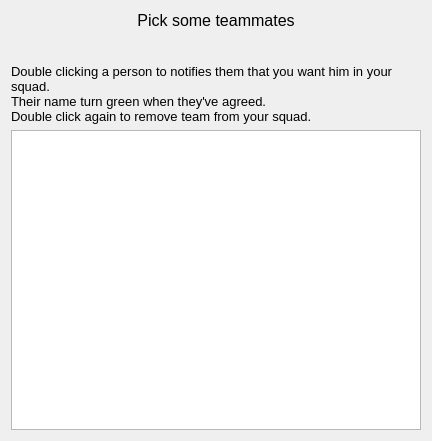
Before: the Qt Designer form src/_res/galacticwar/teams.ui in FAForever/client, drawn with Qt 5.
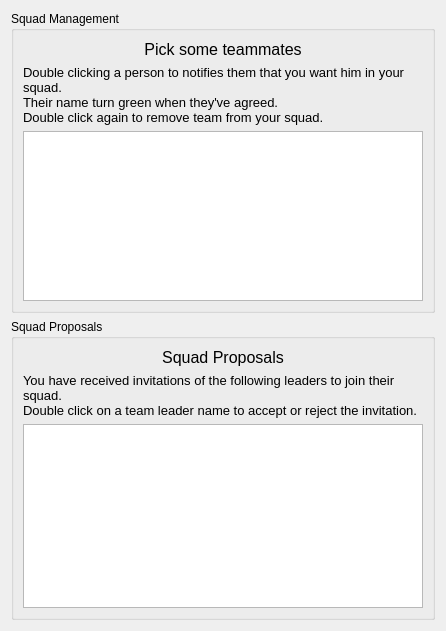
After: the same form once the commit is applied.

Commit message: Better team proposal management.

What changed in the file:
```diff
--- a/src/_res/galacticwar/teams.ui
+++ b/src/_res/galacticwar/teams.ui
@@ -6,99 +6,236 @@
    <rect>
     <x>0</x>
     <y>0</y>
-    <width>432</width>
-    <height>441</height>
+    <width>446</width>
+    <height>631</height>
    </rect>
   </property>
   <property name="windowTitle">
    <string>Make a squad!</string>
   </property>
-  <layout class="QGridLayout" name="gridLayout_2">
-   <item row="0" column="3">
-    <widget class="QLabel" name="labelTeammate">
-     <property name="font">
-      <font>
-       <family>Segoe UI</family>
-       <pointsize>12</pointsize>
-      </font>
+  <layout class="QGridLayout" name="gridLayout_3">
+   <item row="0" column="0">
+    <widget class="QGroupBox" name="groupBox_2">
+     <property name="title">
+      <string>Squad Management</string>
      </property>
-     <property name="text">
-      <string>Pick some teammates</string>
-     </property>
-     <property name="alignment">
-      <set>Qt::AlignHCenter|Qt::AlignTop</set>
-     </property>
-    </widget>
-   </item>
-   <item row="2" column="3">
-    <widget class="QListWidget" name="playerList">
-     <property name="minimumSize">
-      <size>
-       <width>350</width>
-       <height>100</height>
-      </size>
-     </property>
-     <property name="maximumSize">
-      <size>
-       <width>450</width>
-       <height>300</height>
-      </size>
-     </property>
-     <property name="focusPolicy">
-      <enum>Qt::NoFocus</enum>
-     </property>
-     <property name="autoScrollMargin">
-      <number>16</number>
-     </property>
-     <property name="showDropIndicator" stdset="0">
-      <bool>false</bool>
-     </property>
-     <property name="dragDropMode">
-      <enum>QAbstractItemView::NoDragDrop</enum>
-     </property>
-     <property name="selectionMode">
-      <enum>QAbstractItemView::SingleSelection</enum>
-     </property>
-     <property name="iconSize">
-      <size>
-       <width>32</width>
-       <height>32</height>
-      </size>
-     </property>
-     <property name="verticalScrollMode">
-      <enum>QAbstractItemView::ScrollPerPixel</enum>
-     </property>
-     <property name="movement">
-      <enum>QListView::Snap</enum>
-     </property>
-     <property name="sortingEnabled">
+     <property name="flat">
       <bool>true</bool>
      </property>
-    </widget>
-   </item>
-   <item row="1" column="3">
-    <widget class="QLabel" name="label_2">
-     <property name="font">
-      <font>
-       <family>Segoe UI</family>
-       <pointsize>10</pointsize>
-      </font>
-     </property>
-     <property name="text">
-      <string>&lt;!DOCTYPE HTML PUBLIC &quot;-//W3C//DTD HTML 4.0//EN&quot; &quot;http://www.w3.org/TR/REC-html40/strict.dtd&quot;&gt;
+     <layout class="QGridLayout" name="gridLayout">
+      <item row="0" column="0">
+       <widget class="QLabel" name="labelTeammate">
+        <property name="font">
+         <font>
+          <family>Segoe UI</family>
+          <pointsize>12</pointsize>
+         </font>
+        </property>
+        <property name="text">
+         <string>Pick some teammates</string>
+        </property>
+        <property name="alignment">
+         <set>Qt::AlignHCenter|Qt::AlignTop</set>
+        </property>
+       </widget>
+      </item>
+      <item row="1" column="0">
+       <widget class="QLabel" name="label_2">
+        <property name="font">
+         <font>
+          <family>Segoe UI</family>
+          <pointsize>10</pointsize>
+         </font>
+        </property>
+        <property name="text">
+         <string>&lt;!DOCTYPE HTML PUBLIC &quot;-//W3C//DTD HTML 4.0//EN&quot; &quot;http://www.w3.org/TR/REC-html40/strict.dtd&quot;&gt;
 &lt;html&gt;&lt;head&gt;&lt;meta name=&quot;qrichtext&quot; content=&quot;1&quot; /&gt;&lt;style type=&quot;text/css&quot;&gt;
 p, li { white-space: pre-wrap; }
 &lt;/style&gt;&lt;/head&gt;&lt;body style=&quot; font-family:'Segoe UI'; font-size:10pt; font-weight:400; font-style:normal;&quot;&gt;
 &lt;p style=&quot; margin-top:0px; margin-bottom:0px; margin-left:0px; margin-right:0px; -qt-block-indent:0; text-indent:0px;&quot;&gt;Double clicking a person to notifies them that you want him in your squad. &lt;/p&gt;
 &lt;p style=&quot; margin-top:0px; margin-bottom:0px; margin-left:0px; margin-right:0px; -qt-block-indent:0; text-indent:0px;&quot;&gt;Their name turn green when they've agreed.&lt;/p&gt;
 &lt;p style=&quot; margin-top:0px; margin-bottom:0px; margin-left:0px; margin-right:0px; -qt-block-indent:0; text-indent:0px;&quot;&gt;Double click again to remove team from your squad.&lt;/p&gt;&lt;/body&gt;&lt;/html&gt;</string>
+        </property>
+        <property name="alignment">
+         <set>Qt::AlignLeading|Qt::AlignLeft|Qt::AlignVCenter</set>
+        </property>
+        <property name="wordWrap">
+         <bool>true</bool>
+        </property>
+       </widget>
+      </item>
+      <item row="2" column="0">
+       <widget class="QListWidget" name="playerList">
+        <property name="minimumSize">
+         <size>
+          <width>350</width>
+          <height>100</height>
+         </size>
+        </property>
+        <property name="maximumSize">
+         <size>
+          <width>450</width>
+          <height>300</height>
+         </size>
+        </property>
+        <property name="focusPolicy">
+         <enum>Qt::NoFocus</enum>
+        </property>
+        <property name="autoScroll">
+         <bool>false</bool>
+        </property>
+        <property name="autoScrollMargin">
+         <number>16</number>
+        </property>
+        <property name="editTriggers">
+         <set>QAbstractItemView::NoEditTriggers</set>
+        </property>
+        <property name="tabKeyNavigation">
+         <bool>true</bool>
+        </property>
+        <property name="showDropIndicator" stdset="0">
+         <bool>true</bool>
+        </property>
+        <property name="dragDropOverwriteMode">
+         <bool>true</bool>
+        </property>
+        <property name="dragDropMode">
+         <enum>QAbstractItemView::NoDragDrop</enum>
+        </property>
+        <property name="selectionMode">
+         <enum>QAbstractItemView::NoSelection</enum>
+        </property>
+        <property name="iconSize">
+         <size>
+          <width>32</width>
+          <height>32</height>
+         </size>
+        </property>
+        <property name="verticalScrollMode">
+         <enum>QAbstractItemView::ScrollPerPixel</enum>
+        </property>
+        <property name="movement">
+         <enum>QListView::Snap</enum>
+        </property>
+        <property name="sortingEnabled">
+         <bool>true</bool>
+        </property>
+       </widget>
+      </item>
+     </layout>
+    </widget>
+   </item>
+   <item row="1" column="0">
+    <widget class="QGroupBox" name="proposalBox">
+     <property name="title">
+      <string>Squad Proposals</string>
      </property>
-     <property name="alignment">
-      <set>Qt::AlignLeading|Qt::AlignLeft|Qt::AlignVCenter</set>
-     </property>
-     <property name="wordWrap">
+     <property name="flat">
       <bool>true</bool>
      </property>
+     <layout class="QGridLayout" name="gridLayout_2">
+      <item row="1" column="0">
+       <widget class="QLabel" name="label_3">
+        <property name="font">
+         <font>
+          <family>Segoe UI</family>
+          <pointsize>10</pointsize>
+         </font>
+        </property>
+        <property name="text">
+         <string>&lt;!DOCTYPE HTML PUBLIC &quot;-//W3C//DTD HTML 4.0//EN&quot; &quot;http://www.w3.org/TR/REC-html40/strict.dtd&quot;&gt;
+&lt;html&gt;&lt;head&gt;&lt;meta name=&quot;qrichtext&quot; content=&quot;1&quot; /&gt;&lt;style type=&quot;text/css&quot;&gt;
+p, li { white-space: pre-wrap; }
+&lt;/style&gt;&lt;/head&gt;&lt;body style=&quot; font-family:'Segoe UI'; font-size:10pt; font-weight:400; font-style:normal;&quot;&gt;
+&lt;p style=&quot; margin-top:0px; margin-bottom:0px; margin-left:0px; margin-right:0px; -qt-block-indent:0; text-indent:0px;&quot;&gt;You have received invitations of the following leaders to join their squad.&lt;/p&gt;
+&lt;p style=&quot; margin-top:0px; margin-bottom:0px; margin-left:0px; margin-right:0px; -qt-block-indent:0; text-indent:0px;&quot;&gt;Double click on a team leader name to accept or reject the invitation.&lt;/p&gt;&lt;/body&gt;&lt;/html&gt;</string>
+        </property>
+        <property name="alignment">
+         <set>Qt::AlignLeading|Qt::AlignLeft|Qt::AlignVCenter</set>
+        </property>
+        <property name="wordWrap">
+         <bool>true</bool>
+        </property>
+       </widget>
+      </item>
+      <item row="2" column="0">
+       <widget class="QListWidget" name="proposalsList">
+        <property name="minimumSize">
+         <size>
+          <width>350</width>
+          <height>100</height>
+         </size>
+        </property>
+        <property name="maximumSize">
+         <size>
+          <width>450</width>
+          <height>300</height>
+         </size>
+        </property>
+        <property name="mouseTracking">
+         <bool>false</bool>
+        </property>
+        <property name="focusPolicy">
+         <enum>Qt::NoFocus</enum>
+        </property>
+        <property name="autoScroll">
+         <bool>false</bool>
+        </property>
+        <property name="autoScrollMargin">
+         <number>16</number>
+        </property>
+        <property name="editTriggers">
+         <set>QAbstractItemView::NoEditTriggers</set>
+        </property>
+        <property name="tabKeyNavigation">
+         <bool>true</bool>
+        </property>
+        <property name="showDropIndicator" stdset="0">
+         <bool>true</bool>
+        </property>
+        <property name="dragDropOverwriteMode">
+         <bool>true</bool>
+        </property>
+        <property name="dragDropMode">
+         <enum>QAbstractItemView::NoDragDrop</enum>
+        </property>
+        <property name="selectionMode">
+         <enum>QAbstractItemView::NoSelection</enum>
+        </property>
+        <property name="iconSize">
+         <size>
+          <width>32</width>
+          <height>32</height>
+         </size>
+        </property>
+        <property name="verticalScrollMode">
+         <enum>QAbstractItemView::ScrollPerPixel</enum>
+        </property>
+        <property name="movement">
+         <enum>QListView::Snap</enum>
+        </property>
+        <property name="sortingEnabled">
+         <bool>true</bool>
+        </property>
+       </widget>
+      </item>
+      <item row="0" column="0">
+       <widget class="QLabel" name="labelTeammate_2">
+        <property name="font">
+         <font>
+          <family>Segoe UI</family>
+          <pointsize>12</pointsize>
+         </font>
+        </property>
+        <property name="text">
+         <string>Squad Proposals</string>
+        </property>
+        <property name="alignment">
+         <set>Qt::AlignHCenter|Qt::AlignTop</set>
+        </property>
+       </widget>
+      </item>
+     </layout>
     </widget>
    </item>
   </layout>
```
The commit also changes 2 other files.
